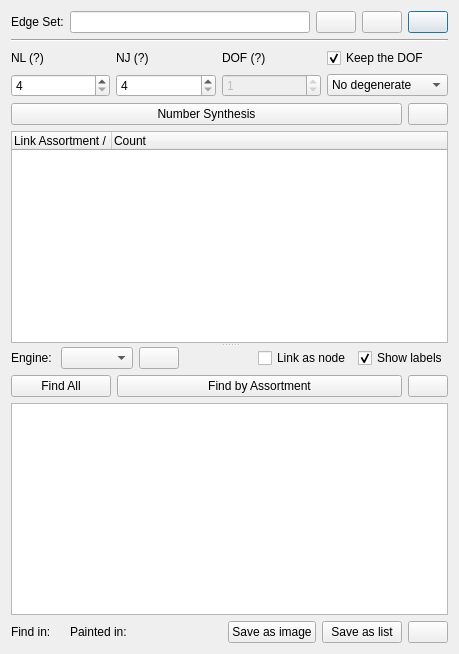
Before: the Qt Designer form pyslvs_ui/synthesis/structure_synthesis/structure_widget.ui in KmolYuan/Pyslvs-UI, drawn with Qt 5.
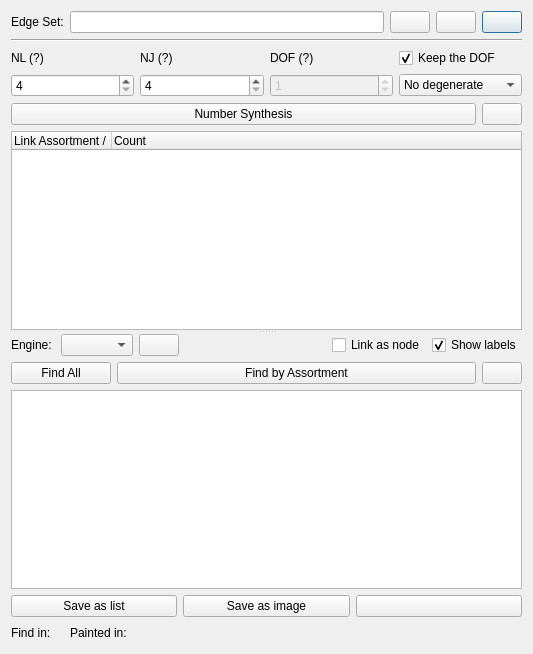
After: the same form once the commit is applied. Icons and pictures are not drawn.

What changed in the file:
```diff
--- a/pyslvs_ui/synthesis/structure_synthesis/structure_widget.ui
+++ b/pyslvs_ui/synthesis/structure_synthesis/structure_widget.ui
@@ -6,7 +6,7 @@
    <rect>
     <x>0</x>
     <y>0</y>
-    <width>459</width>
+    <width>533</width>
     <height>654</height>
    </rect>
   </property>
@@ -390,54 +390,7 @@
         </widget>
        </item>
        <item>
-        <layout class="QHBoxLayout" name="horizontalLayout_6">
-         <item>
-          <widget class="QLabel" name="time_title_label">
-           <property name="text">
-            <string>Find in:</string>
-           </property>
-          </widget>
-         </item>
-         <item>
-          <widget class="QLabel" name="time_label"/>
-         </item>
-         <item>
-          <widget class="QLabel" name="paint_time_title_label">
-           <property name="text">
-            <string>Painted in:</string>
-           </property>
-          </widget>
-         </item>
-         <item>
-          <widget class="QLabel" name="paint_time_label"/>
-         </item>
-         <item>
-          <spacer name="horizontalSpacer_2">
-           <property name="orientation">
-            <enum>Qt::Horizontal</enum>
-           </property>
-           <property name="sizeHint" stdset="0">
-            <size>
-             <width>40</width>
-             <height>20</height>
-            </size>
-           </property>
-          </spacer>
-         </item>
-         <item>
-          <widget class="QPushButton" name="save_atlas">
-           <property name="statusTip">
-            <string>Save the atlas to image file.</string>
-           </property>
-           <property name="text">
-            <string>Save as image</string>
-           </property>
-           <property name="icon">
-            <iconset resource="../../icons.qrc">
-             <normaloff>:/icons/picture.png</normaloff>:/icons/picture.png</iconset>
-           </property>
-          </widget>
-         </item>
+        <layout class="QHBoxLayout" name="horizontalLayout_3">
          <item>
           <widget class="QPushButton" name="save_edges">
            <property name="statusTip">
@@ -452,6 +405,20 @@
            </property>
           </widget>
          </item>
+         <item>
+          <widget class="QPushButton" name="save_atlas">
+           <property name="statusTip">
+            <string>Save the atlas to image file.</string>
+           </property>
+           <property name="text">
+            <string>Save as image</string>
+           </property>
+           <property name="icon">
+            <iconset resource="../../icons.qrc">
+             <normaloff>:/icons/picture.png</normaloff>:/icons/picture.png</iconset>
+           </property>
+          </widget>
+         </item>
          <item>
           <widget class="QPushButton" name="edges2atlas_button">
            <property name="statusTip">
@@ -471,6 +438,43 @@
          </item>
         </layout>
        </item>
+       <item>
+        <layout class="QHBoxLayout" name="horizontalLayout_6">
+         <item>
+          <widget class="QLabel" name="time_title_label">
+           <property name="text">
+            <string>Find in:</string>
+           </property>
+          </widget>
+         </item>
+         <item>
+          <widget class="QLabel" name="time_label"/>
+         </item>
+         <item>
+          <widget class="QLabel" name="paint_time_title_label">
+           <property name="text">
+            <string>Painted in:</string>
+           </property>
+          </widget>
+         </item>
+         <item>
+          <widget class="QLabel" name="paint_time_label"/>
+         </item>
+         <item>
+          <spacer name="horizontalSpacer_2">
+           <property name="orientation">
+            <enum>Qt::Horizontal</enum>
+           </property>
+           <property name="sizeHint" stdset="0">
+            <size>
+             <width>40</width>
+             <height>20</height>
+            </size>
+           </property>
+          </spacer>
+         </item>
+        </layout>
+       </item>
       </layout>
      </widget>
     </widget>
```
Left out of the diff: 3 changed lines with no effect on the pictures.
